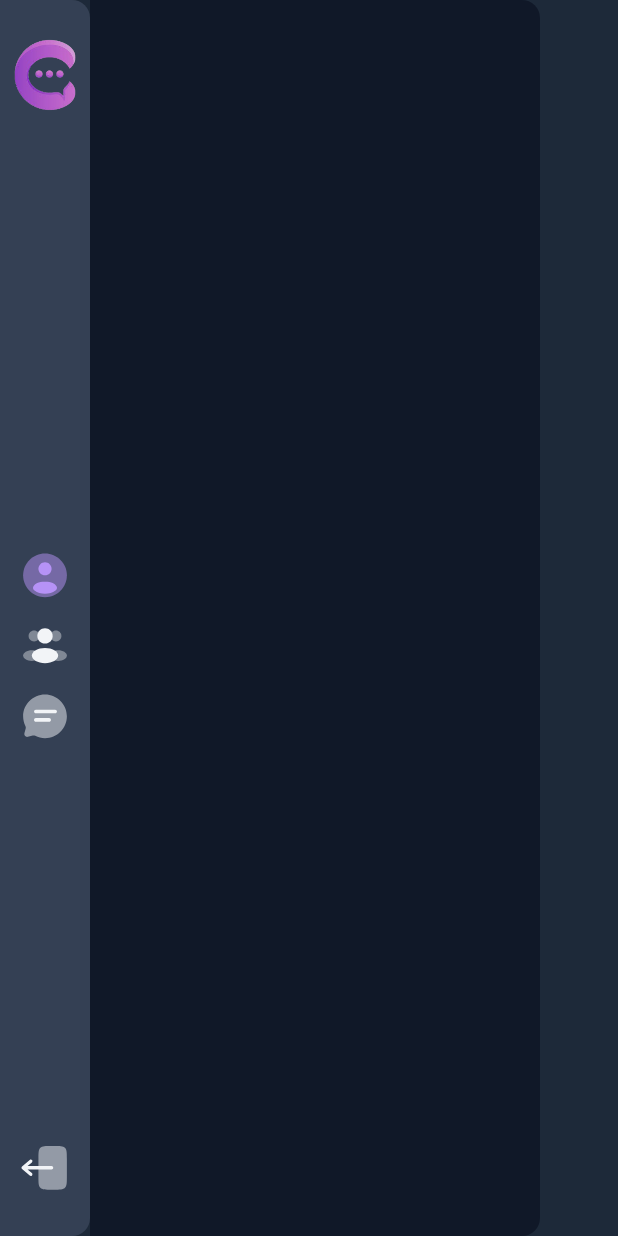
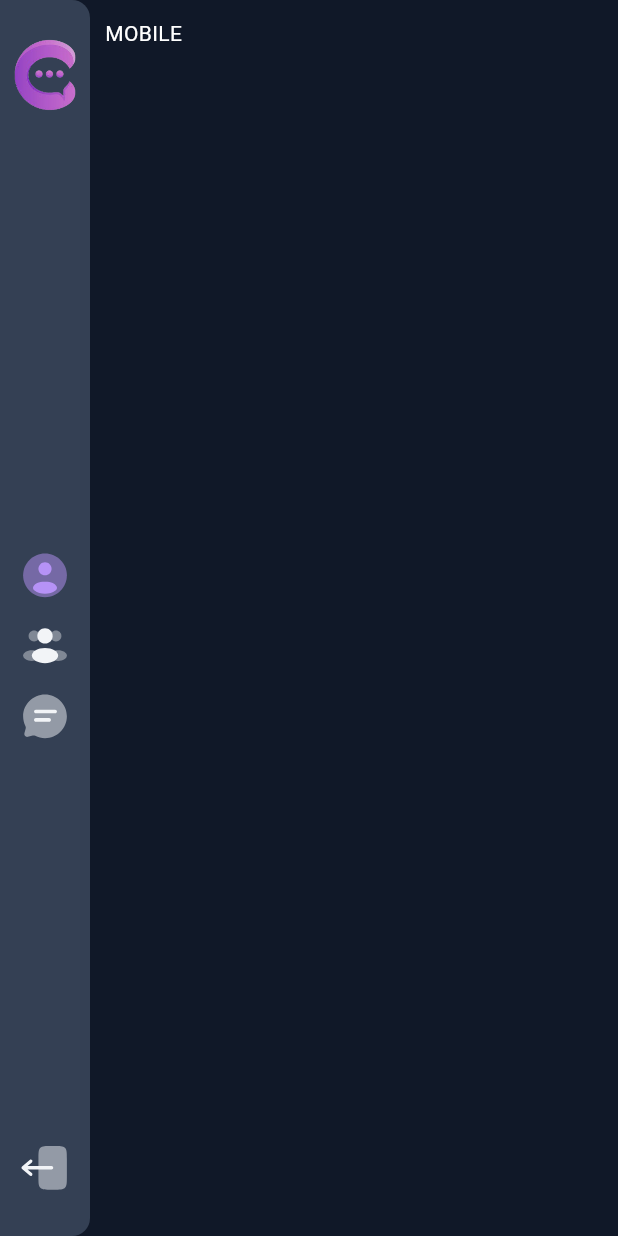
Before and after one commit to RaminBgrn/websocket_client_flutter, a Flutter app: the HomeScreen screen opened by its route, on a phone screen of 412 x 824 dp. Run offline on Flutter 3.47's test engine with Material 3 defaults, Android fonts, the phone set to English and light mode, and no system bars; our stand-ins replace flutter_svg, gap, get, google_fonts, loading_indicator, responsive_framework and 2 more; missing offline and left inert: http4; accounts and stored records are empty.

Commit message:
menu content responsive has been completed

```diff
--- a/lib/features/home/view/home_screen.dart
+++ b/lib/features/home/view/home_screen.dart
@@ -10,8 +10,12 @@ class HomeScreen extends StatelessWidget {
     return const Scaffold(
         body: Row(
       children: [
-        DesktopMenu(),
-        MenuContent(),
+        Stack(
+          children: [
+            MenuContent(),
+            DesktopMenu(),
+          ],
+        )
       ],
     ));
   }
--- a/lib/features/home/widgets/menu_content.dart
+++ b/lib/features/home/widgets/menu_content.dart
@@ -1,4 +1,5 @@
 import 'package:flutter/material.dart';
+import 'package:responsive_framework/responsive_framework.dart';
 import 'package:websocket_client_flutter/constant/color_palette.dart';
 
 class MenuContent extends StatelessWidget {
@@ -6,21 +7,37 @@ class MenuContent extends StatelessWidget {
 
   @override
   Widget build(BuildContext context) {
-    return AnimatedContainer(
-      duration: const Duration(milliseconds: 400),
-      width: MediaQuery.sizeOf(context).width * 0.2,
+    double maxWidth = 400;
+
+    return Container(
+      width: () {
+        if (ResponsiveBreakpoints.of(context).largerThan(TABLET)) {
+          maxWidth = 400;
+          return MediaQuery.sizeOf(context).width * 0.2;
+        } else {
+          maxWidth = MediaQuery.sizeOf(context).width;
+          return MediaQuery.sizeOf(context).width;
+        }
+      }(),
+      padding: const EdgeInsets.only(left: 70, top: 12, bottom: 12, right: 12),
       constraints: BoxConstraints(
         maxHeight: MediaQuery.sizeOf(context).height,
         minHeight: MediaQuery.sizeOf(context).height,
-        maxWidth: 400,
+        maxWidth: maxWidth,
         minWidth: 300,
       ),
       decoration: BoxDecoration(
         color: ColorPalette.myGrey[900]!,
-        borderRadius: const BorderRadius.only(
-          topRight: Radius.circular(12),
-          bottomRight: Radius.circular(12),
-        ),
+        borderRadius: ResponsiveBreakpoints.of(context).largerThan(TABLET)
+            ? const BorderRadius.only(
+                topRight: Radius.circular(12),
+                bottomRight: Radius.circular(12),
+              )
+            : const BorderRadius.all(Radius.zero),
+      ),
+      child: Text(
+        ResponsiveBreakpoints.of(context).breakpoint.name!,
+        style: const TextStyle(color: Colors.white),
       ),
     );
   }
```
